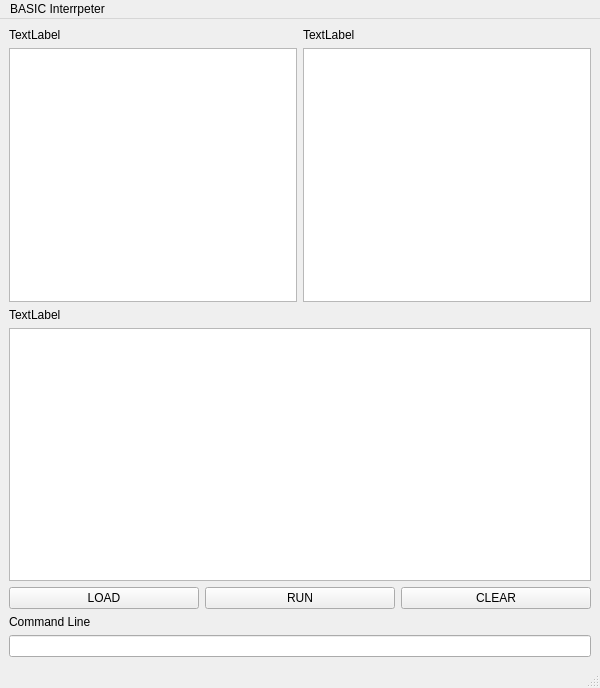
Above: mainwindow.ui from GrizzZ13/Basic_Interpreter before the change. Below: the same form after it.
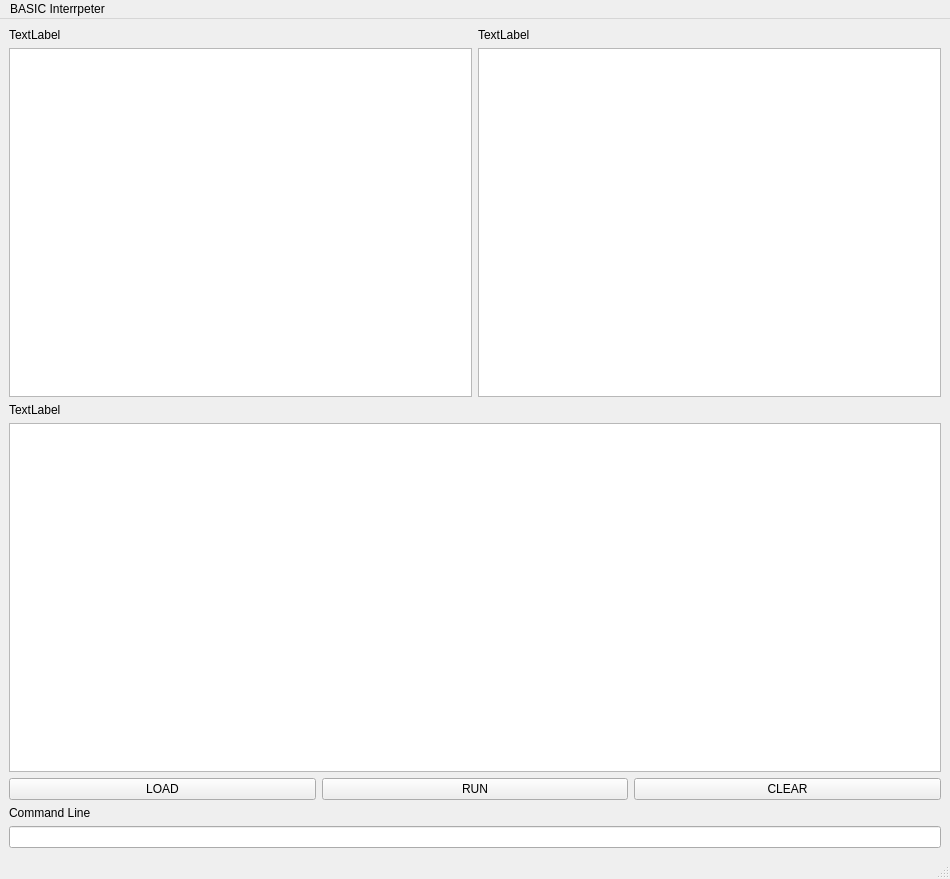
That is the form after the change.

What changed in the file:
```diff
--- a/mainwindow.ui
+++ b/mainwindow.ui
@@ -6,8 +6,8 @@
    <rect>
     <x>0</x>
     <y>0</y>
-    <width>600</width>
-    <height>688</height>
+    <width>950</width>
+    <height>879</height>
    </rect>
   </property>
   <property name="windowTitle">
@@ -137,8 +137,8 @@
     <rect>
      <x>0</x>
      <y>0</y>
-     <width>600</width>
-     <height>22</height>
+     <width>950</width>
+     <height>25</height>
     </rect>
    </property>
    <widget class="QMenu" name="menuBASIC_Interrpeter">
```
